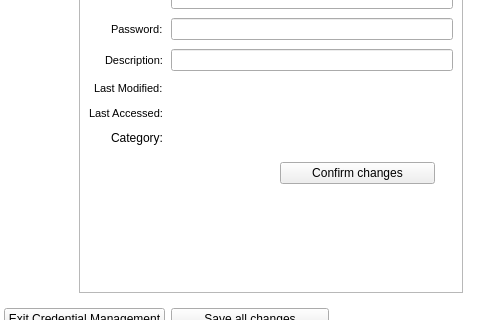
Old version of the form src/CredentialsManagement.ui in the repository mooltipass/moolticute; both pictures show x 333 to 835 and y 226 to 546 of the 835 by 704 pixel window.
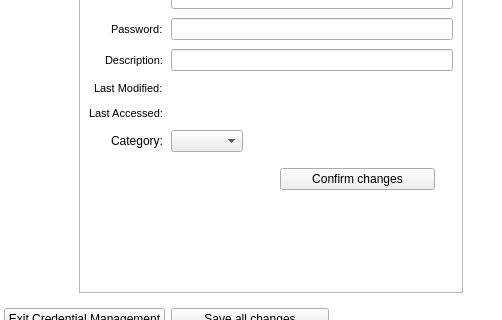
New version of the form. Icons and pictures are not drawn. Custom widgets are drawn as their Qt base class.

Commit message: [BLE] Changed category label to combobox in MMM

```diff
--- a/src/CredentialsManagement.ui
+++ b/src/CredentialsManagement.ui
@@ -652,17 +652,7 @@
                  </widget>
                 </item>
                 <item row="12" column="1">
-                 <widget class="QLineEdit" name="credDisplayCategoryInput">
-                  <property name="enabled">
-                   <bool>true</bool>
-                  </property>
-                  <property name="frame">
-                   <bool>false</bool>
-                  </property>
-                  <property name="readOnly">
-                   <bool>true</bool>
-                  </property>
-                 </widget>
+                 <widget class="QComboBox" name="credDisplayCategoryInput"/>
                 </item>
                </layout>
               </item>
```
The commit also changes 4 other files.
